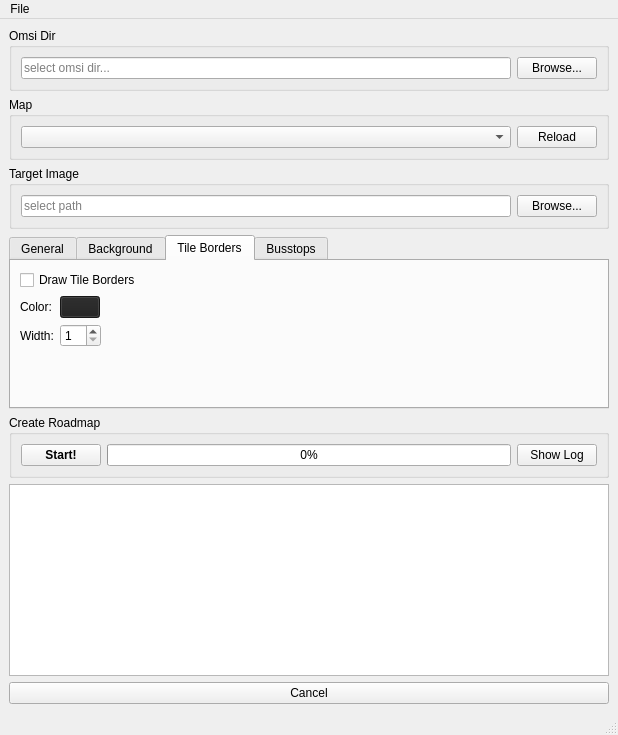
Above: mainwindow.ui from ma7t3/OmsiRoadmapTool before the change. Below: the same form after it.
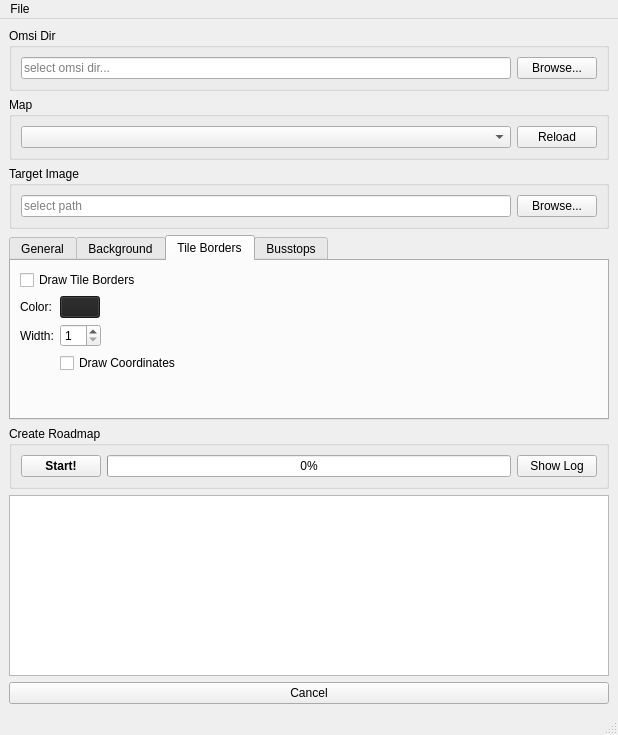
That is the form after the change.

Commit message: Draw Tile Coordinates

What changed in the file:
```diff
--- a/mainwindow.ui
+++ b/mainwindow.ui
@@ -429,6 +429,26 @@
             </item>
            </layout>
           </item>
+          <item row="3" column="1">
+           <spacer name="verticalSpacer">
+            <property name="orientation">
+             <enum>Qt::Orientation::Vertical</enum>
+            </property>
+            <property name="sizeHint" stdset="0">
+             <size>
+              <width>20</width>
+              <height>40</height>
+             </size>
+            </property>
+           </spacer>
+          </item>
+          <item row="2" column="1">
+           <widget class="QCheckBox" name="cbdrawTileCoordinates">
+            <property name="text">
+             <string>Draw Coordinates</string>
+            </property>
+           </widget>
+          </item>
          </layout>
         </item>
        </layout>
```
The commit also changes 5 other files.
